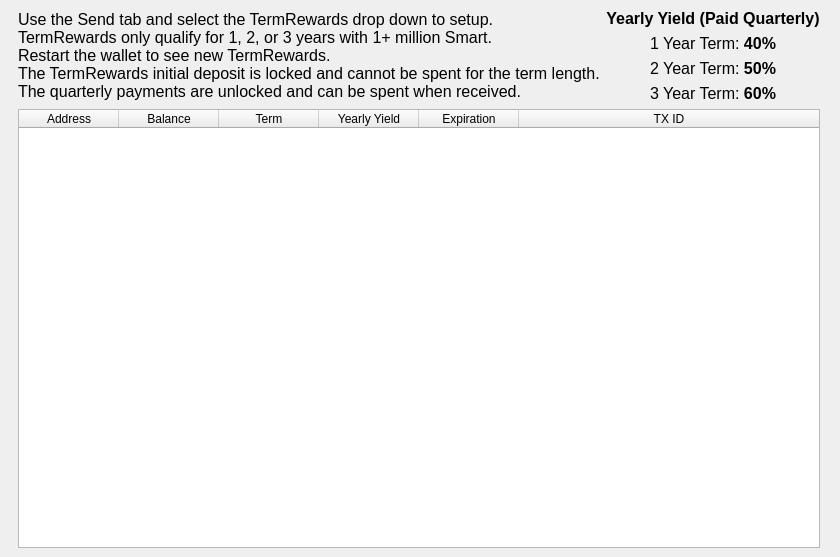
Qt form src/qt/forms/termrewardslist.ui (SmartCash/Core-Smart) before a commit.
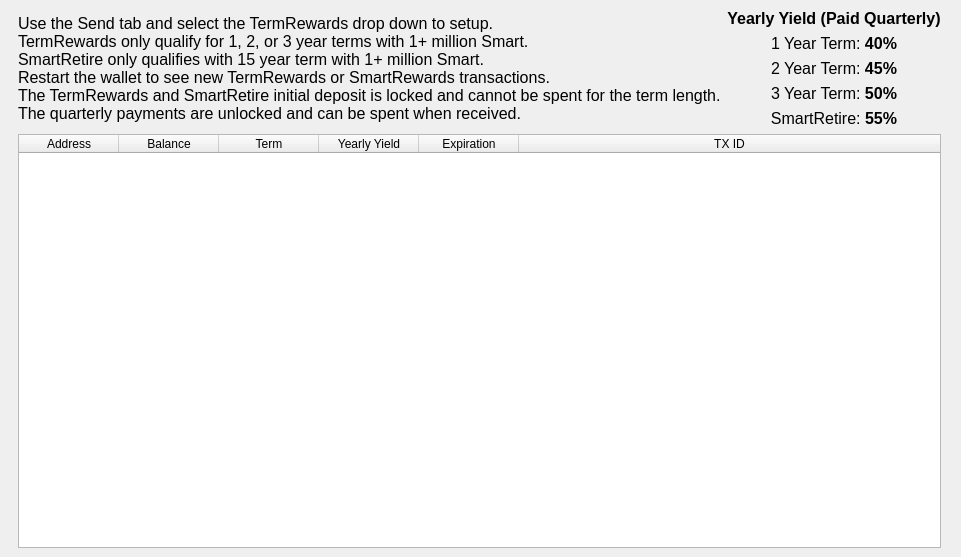
The same form after that commit. The open tabs and pages were chosen to show the change. Custom widgets are drawn as their Qt base class.

```diff
--- a/src/qt/forms/termrewardslist.ui
+++ b/src/qt/forms/termrewardslist.ui
@@ -175,7 +175,7 @@
                </font>
               </property>
               <property name="text">
-               <string>Use the Send tab and select the TermRewards drop down to setup.&lt;br /&gt;TermRewards only qualify for 1, 2, or 3 years with 1+ million Smart.&lt;br /&gt;Restart the wallet to see new TermRewards.&lt;br /&gt;The TermRewards initial deposit is locked and cannot be spent for the term length.&lt;br /&gt;The quarterly payments are unlocked and can be spent when received. </string>
+               <string>Use the Send tab and select the TermRewards drop down to setup.&lt;br /&gt;TermRewards only qualify for 1, 2, or 3 year terms with 1+ million Smart.&lt;br /&gt;SmartRetire only qualifies with 15 year term with 1+ million Smart.&lt;br /&gt;Restart the wallet to see new TermRewards or SmartRewards transactions.&lt;br /&gt;The TermRewards and SmartRetire initial deposit is locked and cannot be spent for the term length.&lt;br /&gt;The quarterly payments are unlocked and can be spent when received. </string>
               </property>
              </widget>
             </item>
@@ -226,7 +226,7 @@
                <set>Qt::AlignCenter</set>
               </property>
               <property name="text">
-               <string>2 Year Term: &lt;b&gt;50%&lt;/&gt;</string>
+               <string>2 Year Term: &lt;b&gt;45%&lt;/&gt;</string>
               </property>
              </widget>
             </item>
@@ -241,10 +241,27 @@
                <set>Qt::AlignCenter</set>
               </property>
               <property name="text">
-               <string>3 Year Term: &lt;b&gt;60%&lt;/b&gt;</string>
+               <string>3 Year Term: &lt;b&gt;50%&lt;/b&gt;</string>
               </property>
              </widget>
             </item>
+
+            <item>
+             <widget class="QLabel" name="label_214">
+              <property name="font">
+               <font>
+                <pointsize>12</pointsize>
+               </font>
+              </property>
+              <property name="alignment">
+               <set>Qt::AlignCenter</set>
+              </property>
+              <property name="text">
+               <string>SmartRetire: &lt;b&gt;55%&lt;/b&gt;</string>
+              </property>
+             </widget>
+            </item>
+
            </layout>
           </item>
          </layout>
```
